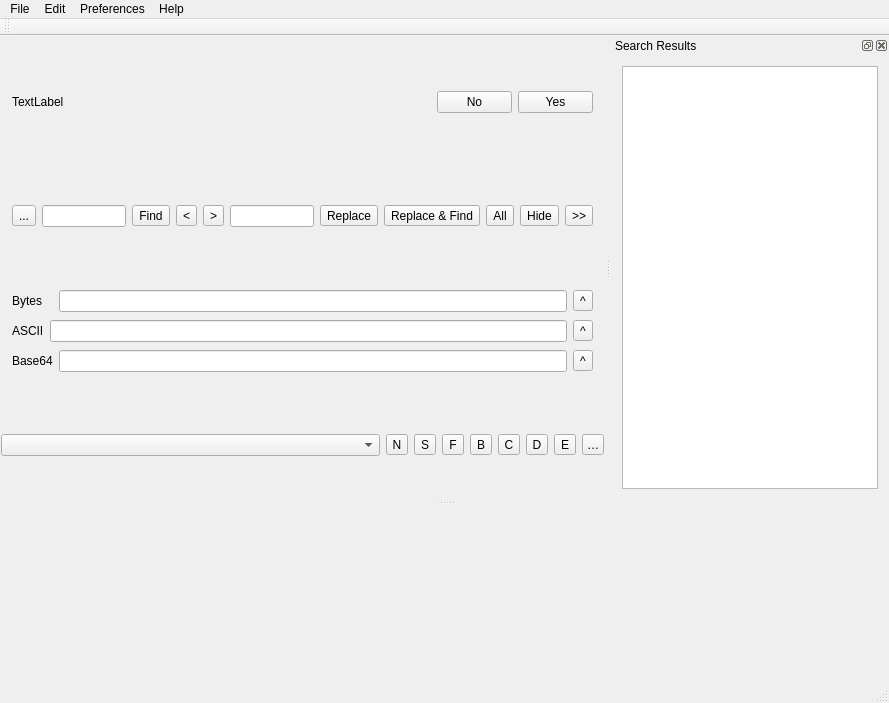
Above: mainwindow.ui from ic005k/Xplist before the change. Below: the same form after it.
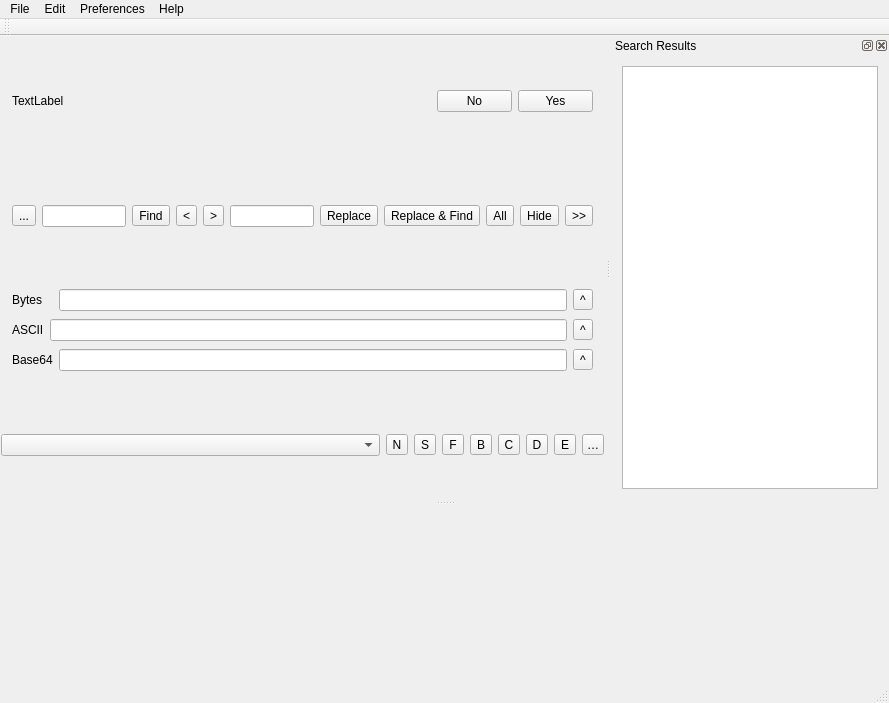
That is the form after the change. Icons and pictures are not drawn.

```diff
--- a/mainwindow.ui
+++ b/mainwindow.ui
@@ -34,75 +34,51 @@
     <property name="leftMargin">
      <number>1</number>
     </property>
-    <property name="topMargin">
-     <number>12</number>
-    </property>
     <property name="rightMargin">
      <number>1</number>
     </property>
     <property name="bottomMargin">
      <number>1</number>
     </property>
-    <item row="2" column="0">
-     <widget class="QFrame" name="frameData">
+    <item row="0" column="0">
+     <widget class="QFrame" name="frameTip">
       <property name="frameShape">
        <enum>QFrame::NoFrame</enum>
       </property>
       <property name="frameShadow">
        <enum>QFrame::Plain</enum>
       </property>
-      <property name="lineWidth">
-       <number>0</number>
-      </property>
-      <layout class="QGridLayout" name="gridLayout_6">
+      <layout class="QGridLayout" name="gridLayout_7">
        <item row="0" column="0">
-        <widget class="QLabel" name="lblBytes">
+        <widget class="QLabel" name="lblTip">
          <property name="text">
-          <string>Bytes</string>
+          <string>TextLabel</string>
+         </property>
+        </widget>
+       </item>
+       <item row="0" column="1">
+        <widget class="QPushButton" name="btnNo">
+         <property name="maximumSize">
+          <size>
+           <width>75</width>
+           <height>16777215</height>
+          </size>
+         </property>
+         <property name="text">
+          <string>No</string>
          </property>
         </widget>
        </item>
        <item row="0" column="2">
-        <widget class="QLineEdit" name="editHex"/>
-       </item>
-       <item row="0" column="3">
-        <widget class="QToolButton" name="btnUpdateHex">
-         <property name="text">
-          <string>^</string>
+        <widget class="QPushButton" name="btnYes">
+         <property name="maximumSize">
+          <size>
+           <width>75</width>
+           <height>16777215</height>
+          </size>
          </property>
-        </widget>
-       </item>
-       <item row="1" column="0">
-        <widget class="QLabel" name="label">
          <property name="text">
-          <string>ASCII</string>
-         </property>
-        </widget>
-       </item>
-       <item row="1" column="1" colspan="2">
-        <widget class="QLineEdit" name="editASCII"/>
-       </item>
-       <item row="1" column="3">
-        <widget class="QToolButton" name="btnUpdateASCII">
-         <property name="text">
-          <string>^</string>
-         </property>
-        </widget>
-       </item>
-       <item row="2" column="0" colspan="2">
-        <widget class="QLabel" name="label_2">
-         <property name="text">
-          <string>Base64</string>
-         </property>
-        </widget>
-       </item>
-       <item row="2" column="2">
-        <widget class="QLineEdit" name="editBase64"/>
-       </item>
-       <item row="2" column="3">
-        <widget class="QToolButton" name="btnUpdateBase64">
-         <property name="text">
-          <string>^</string>
+          <string>Yes</string>
          </property>
         </widget>
        </item>
@@ -209,45 +185,66 @@
       </layout>
      </widget>
     </item>
-    <item row="0" column="0">
-     <widget class="QFrame" name="frameTip">
+    <item row="2" column="0">
+     <widget class="QFrame" name="frameData">
       <property name="frameShape">
        <enum>QFrame::NoFrame</enum>
       </property>
       <property name="frameShadow">
        <enum>QFrame::Plain</enum>
       </property>
-      <layout class="QGridLayout" name="gridLayout_7">
+      <property name="lineWidth">
+       <number>0</number>
+      </property>
+      <layout class="QGridLayout" name="gridLayout_6">
        <item row="0" column="0">
-        <widget class="QLabel" name="lblTip">
+        <widget class="QLabel" name="lblBytes">
          <property name="text">
-          <string>TextLabel</string>
-         </property>
-        </widget>
-       </item>
-       <item row="0" column="1">
-        <widget class="QPushButton" name="btnNo">
-         <property name="maximumSize">
-          <size>
-           <width>75</width>
-           <height>16777215</height>
-          </size>
-         </property>
-         <property name="text">
-          <string>No</string>
+          <string>Bytes</string>
          </property>
         </widget>
        </item>
        <item row="0" column="2">
-        <widget class="QPushButton" name="btnYes">
-         <property name="maximumSize">
-          <size>
-           <width>75</width>
-           <height>16777215</height>
-          </size>
+        <widget class="QLineEdit" name="editHex"/>
+       </item>
+       <item row="0" column="3">
+        <widget class="QToolButton" name="btnUpdateHex">
+         <property name="text">
+          <string>^</string>
          </property>
+        </widget>
+       </item>
+       <item row="1" column="0">
+        <widget class="QLabel" name="label">
          <property name="text">
-          <string>Yes</string>
+          <string>ASCII</string>
+         </property>
+        </widget>
+       </item>
+       <item row="1" column="1" colspan="2">
+        <widget class="QLineEdit" name="editASCII"/>
+       </item>
+       <item row="1" column="3">
+        <widget class="QToolButton" name="btnUpdateASCII">
+         <property name="text">
+          <string>^</string>
+         </property>
+        </widget>
+       </item>
+       <item row="2" column="0" colspan="2">
+        <widget class="QLabel" name="label_2">
+         <property name="text">
+          <string>Base64</string>
+         </property>
+        </widget>
+       </item>
+       <item row="2" column="2">
+        <widget class="QLineEdit" name="editBase64"/>
+       </item>
+       <item row="2" column="3">
+        <widget class="QToolButton" name="btnUpdateBase64">
+         <property name="text">
+          <string>^</string>
          </property>
         </widget>
        </item>
```
Left out of the diff: 71 changed lines with no effect on the pictures.
